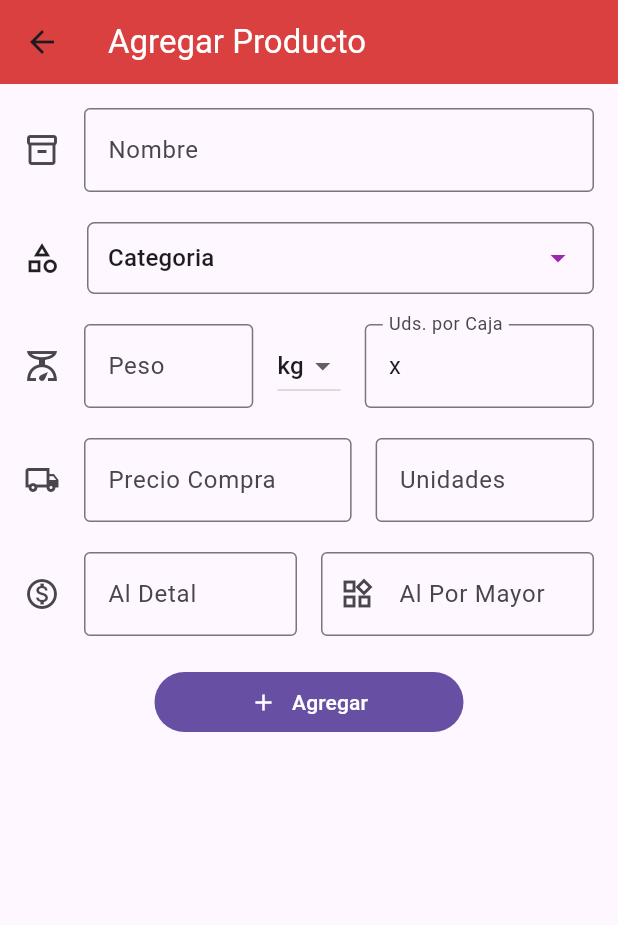
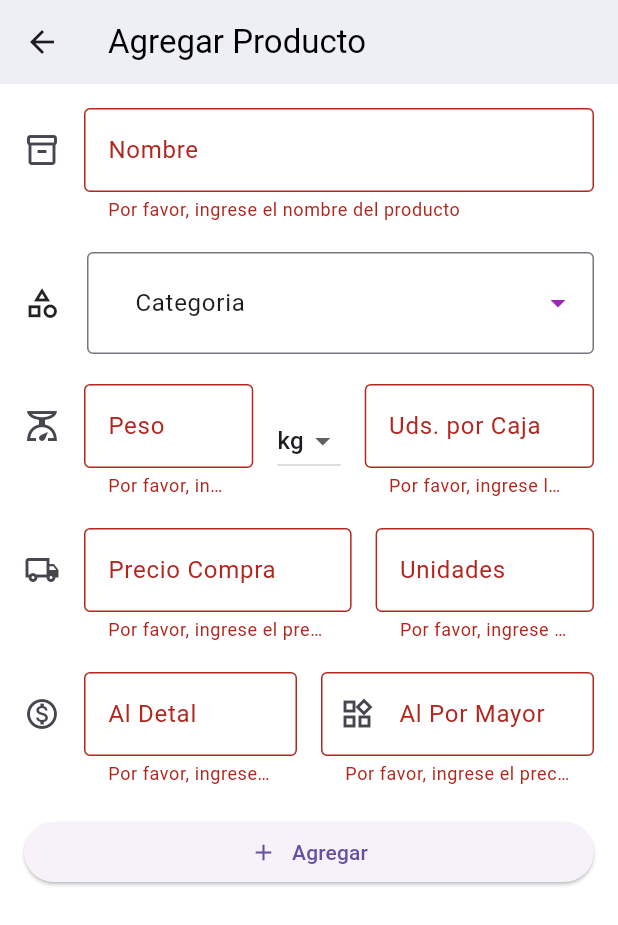
Before and after one commit to dextr0yer/toPrecio_Flutter, a Flutter app: the AddEditScreens screen opened directly, after a tap on "Agregar", on a phone screen of 412 x 824 dp. Shown: the top 925 px of the screen. Run offline on Flutter 3.47's test engine with Material 3 defaults, Android fonts, the phone set to English and light mode, and no system bars; drawn by our look-alikes of dropdown_search; our stand-ins replace google_nav_bar, shared_preferences; accounts and stored records are empty; network calls fail.

Commit message:
connect screen add_edit_product api rest and print screen search new product

```diff
--- a/lib/main.dart
+++ b/lib/main.dart
@@ -12,6 +12,8 @@ class MyApp extends StatelessWidget {
   @override
   Widget build(BuildContext context) {
     SystemChrome.setSystemUIOverlayStyle(const SystemUiOverlayStyle(
+      systemNavigationBarColor: Colors.transparent,
+      systemNavigationBarIconBrightness: Brightness.dark,
       statusBarColor: Colors.transparent,
       statusBarIconBrightness: Brightness.dark,
     ));
--- a/lib/screens/add_edit_product.dart
+++ b/lib/screens/add_edit_product.dart
@@ -1,23 +1,33 @@
+import 'dart:convert';
 import 'package:flutter/material.dart';
+import 'package:http/http.dart' as http;
 import 'package:todoapp/themes/colors.dart';
 import 'package:dropdown_search/dropdown_search.dart';
 
 class AddEditScreens extends StatefulWidget {
-  AddEditScreens({super.key});
+  AddEditScreens({Key? key}) : super(key: key);
 
   @override
-  State<AddEditScreens> createState() => _AddEditScreensState();
+  _AddEditScreensState createState() => _AddEditScreensState();
 }
 
 class _AddEditScreensState extends State<AddEditScreens> {
+  final GlobalKey<FormState> _formKey = GlobalKey<FormState>();
+
   // Lista de unidades de medida
   final List<String> unidadesMedida = ['kg', 'l', 'ml', 'gr'];
-
-  final TextEditingController unidadesController =
-      TextEditingController(text: 'x ');
+  final TextEditingController nombreController = TextEditingController();
+  final TextEditingController pesoController = TextEditingController();
+  final TextEditingController unidadesPorCajaController =
+      TextEditingController();
+  final TextEditingController precioCompraController = TextEditingController();
+  final TextEditingController unidadesController = TextEditingController();
+  final TextEditingController alDetalController = TextEditingController();
+  final TextEditingController alPorMayorController = TextEditingController();
 
   // Variable para almacenar la unidad de medida seleccionada
-  late String selectedUnidadMedida = 'kg';
+  String selectedUnidadMedida = 'kg';
+  String itemSelected = 'Categoria';
 
   List<String> countriesList = [
     'Mavesa',
@@ -27,60 +37,89 @@ class _AddEditScreensState extends State<AddEditScreens> {
     'Farmacias',
   ];
 
-  String itemSelected = 'Categoria';
+  Future<void> _submitForm() async {
+    if (!_formKey.currentState!.validate()) {
+      return;
+    }
+
+    // Aquí puedes realizar la lógica para enviar los datos al servidor
+    final url = 'https://api-toprecio.onrender.com/api/v1/inventory/';
+    final response = await http.post(Uri.parse(url), body: {
+      'products': nombreController.text,
+      'category': itemSelected,
+      'peso': pesoController.text,
+      'unidad_medida': selectedUnidadMedida,
+      'unidades_por_caja': unidadesPorCajaController.text,
+      'precio_compra': precioCompraController.text,
+      'unidades': unidadesController.text,
+      'al_detal': alDetalController.text,
+      'al_por_mayor': alPorMayorController.text,
+    });
+
+    if (response.statusCode == 200) {
+      // Éxito en la solicitud
+      // Aquí puedes manejar la respuesta del servidor si es necesario
+    } else {
+      // Error en la solicitud
+      // Manejo del error, como mostrar un mensaje al usuario
+    }
+  }
 
   @override
   Widget build(BuildContext context) {
     return Scaffold(
+      backgroundColor: Colors.white,
       appBar: AppBar(
-        backgroundColor: tdRed,
+        backgroundColor: tdBGColor,
         elevation: 0,
         title: const Text(
           'Agregar Producto',
           style: TextStyle(
-            color: Colors.white, // Cambia este color según tus preferencias
+            color: Colors.black, // Cambia este color según tus preferencias
           ),
         ),
       ),
       body: Padding(
         padding: const EdgeInsets.all(16.0),
-        child: Column(
+        child: Form(
+          key: _formKey,
+          child: ListView(
             children: [
-            const TextField(
-              decoration: InputDecoration(
+              TextFormField(
+                controller: nombreController,
+                decoration: const InputDecoration(
                   labelText: 'Nombre',
                   border: OutlineInputBorder(),
                   icon: Icon(Icons.inventory_2_outlined),
                 ),
                 textInputAction: TextInputAction.next,
+                validator: (value) {
+                  if (value!.isEmpty) {
+                    return 'Por favor, ingrese el nombre del producto';
+                  }
+                  return null;
+                },
               ),
-            const SizedBox(
-              height: 20,
-            ),
+              const SizedBox(height: 20),
               Row(
                 children: [
-                Icon(
-                  Icons.category_outlined,
-                ),
-                Padding(padding: EdgeInsets.all(9)), // Icon on the left
+                  Icon(Icons.category_outlined),
+                  Padding(padding: EdgeInsets.all(9)),
                   Expanded(
                     child: DropdownSearch<String>(
                       items: countriesList,
                       popupProps: PopupProps.menu(showSearchBox: true),
                       dropdownButtonProps:
                           DropdownButtonProps(color: Colors.purple),
-                    dropdownDecoratorProps: DropDownDecoratorProps(
-                      textAlignVertical: TextAlignVertical.center,
-                      dropdownSearchDecoration: InputDecoration(
-                        border: OutlineInputBorder(
-                            borderRadius: BorderRadius.circular(5)),
-                        // Adjust padding as needed to align with the icon
-                        contentPadding: EdgeInsets.symmetric(horizontal: 10),
+                      dropdownBuilder: (_, String? item) => SizedBox(
+                        width: 200,
+                        child: ListTile(
+                          title: Text(item ?? ''),
                         ),
                       ),
                       onChanged: (value) {
                         setState(() {
-                        itemSelected = value.toString();
+                          itemSelected = value!;
                         });
                       },
                       selectedItem: itemSelected,
@@ -88,20 +127,25 @@ class _AddEditScreensState extends State<AddEditScreens> {
                   ),
                 ],
               ),
-            const SizedBox(
-              height: 20,
-            ),
+              const SizedBox(height: 20),
               Row(
                 children: [
                   Expanded(
-                  child: TextField(
+                    child: TextFormField(
+                      controller: pesoController,
                       keyboardType: TextInputType.number,
                       decoration: InputDecoration(
                         labelText: 'Peso',
                         border: OutlineInputBorder(),
-                      icon: const Icon(Icons.scale_outlined),
+                        icon: Icon(Icons.scale_outlined),
                       ),
                       textInputAction: TextInputAction.next,
+                      validator: (value) {
+                        if (value!.isEmpty) {
+                          return 'Por favor, ingrese el peso';
+                        }
+                        return null;
+                      },
                     ),
                   ),
                   const SizedBox(width: 16.0),
@@ -109,11 +153,12 @@ class _AddEditScreensState extends State<AddEditScreens> {
                     value: selectedUnidadMedida,
                     onChanged: (String? newValue) {
                       if (newValue != null) {
+                        setState(() {
                           selectedUnidadMedida = newValue;
+                        });
                       }
                     },
-                  items: unidadesMedida
-                      .map<DropdownMenuItem<String>>((String value) {
+                    items: unidadesMedida.map((String value) {
                       return DropdownMenuItem<String>(
                         value: value,
                         child: Text(value),
@@ -122,85 +167,113 @@ class _AddEditScreensState extends State<AddEditScreens> {
                   ),
                   const SizedBox(width: 16.0),
                   Expanded(
-                  child: TextField(
+                    child: TextFormField(
+                      controller: unidadesPorCajaController,
                       keyboardType: TextInputType.number,
                       decoration: const InputDecoration(
                         labelText: 'Uds. por Caja',
                         border: OutlineInputBorder(),
                       ),
-                    controller: unidadesController,
                       textInputAction: TextInputAction.next,
+                      validator: (value) {
+                        if (value!.isEmpty) {
+                          return 'Por favor, ingrese la cantidad de unidades por caja';
+                        }
+                        return null;
+                      },
                     ),
                   ),
                 ],
               ),
-            const SizedBox(
-              height: 20,
-            ),
-            const Row(
+              const SizedBox(height: 20),
+              Row(
                 children: [
                   Expanded(
-                  flex: 6, // 70% del espacio
-                  child: TextField(
+                    flex: 6,
+                    child: TextFormField(
+                      controller: precioCompraController,
+                      keyboardType: TextInputType.number,
                       decoration: InputDecoration(
                         labelText: 'Precio Compra',
                         border: OutlineInputBorder(),
                         icon: Icon(Icons.local_shipping_outlined),
                       ),
                       textInputAction: TextInputAction.next,
+                      validator: (value) {
+                        if (value!.isEmpty) {
+                          return 'Por favor, ingrese el precio de compra';
+                        }
+                        return null;
+                      },
                     ),
                   ),
-                SizedBox(width: 16.0), // Espacio entre los dos TextFields
+                  const SizedBox(width: 16.0),
                   Expanded(
-                  flex: 4, // 30% del espacio
-                  child: TextField(
+                    flex: 4,
+                    child: TextFormField(
+                      controller: unidadesController,
                       keyboardType: TextInputType.number,
-                    decoration: InputDecoration(
+                      decoration: const InputDecoration(
                         labelText: 'Unidades',
                         border: OutlineInputBorder(),
                         //prefixIcon:Icon(Icons.production_quantity_limits_outlined),
                       ),
-                    // Asegúrate de tener el controlador adecuado
                       textInputAction: TextInputAction.next,
+                      validator: (value) {
+                        if (value!.isEmpty) {
+                          return 'Por favor, ingrese la cantidad de unidades';
+                        }
+                        return null;
+                      },
                     ),
                   ),
                 ],
               ),
-            const SizedBox(
-              height: 20,
-            ),
-            const Row(
+              const SizedBox(height: 20),
+              Row(
                 children: [
                   Expanded(
-                  child: TextField(
+                    child: TextFormField(
+                      controller: alDetalController,
                       keyboardType: TextInputType.number,
                       decoration: InputDecoration(
                           labelText: 'Al Detal',
                           border: OutlineInputBorder(),
                           icon: Icon(Icons.monetization_on_outlined)),
                       textInputAction: TextInputAction.next,
+                      validator: (value) {
+                        if (value!.isEmpty) {
+                          return 'Por favor, ingrese el precio al detal';
+                        }
+                        return null;
+                      },
                     ),
                   ),
-                SizedBox(width: 16.0),
+                  const SizedBox(width: 16.0),
                   Expanded(
-                  child: TextField(
+                    child: TextFormField(
+                      controller: alPorMayorController,
                       keyboardType: TextInputType.number,
                       decoration: InputDecoration(
                           labelText: 'Al Por Mayor',
                           border: OutlineInputBorder(),
                           prefixIcon: Icon(Icons.widgets_outlined)),
                       textInputAction: TextInputAction.next,
+                      validator: (value) {
+                        if (value!.isEmpty) {
+                          return 'Por favor, ingrese el precio al por mayor';
+                        }
+                        return null;
+                      },
                     ),
                   ),
                 ],
               ),
-            const SizedBox(
-              height: 20,
-            ),
+              const SizedBox(height: 20),
               SizedBox(
                 width: MediaQuery.of(context).size.width * 0.5,
-              // height: MediaQuery.of(context).size.height * 0.5,
-              child: FilledButton(
+                child: ElevatedButton(
+                  onPressed: _submitForm,
                   child: Row(
                     mainAxisAlignment: MainAxisAlignment.center,
                     children: [
@@ -209,15 +282,11 @@ class _AddEditScreensState extends State<AddEditScreens> {
                       Text("Agregar"),
                     ],
                   ),
-                onPressed: () {},
                 ),
-
-              ///
               ),
-            const SizedBox(
-              height: 20,
+              const SizedBox(height: 20),
+            ],
           ),
-          ],
         ),
       ),
     );
--- /dev/null
+++ b/lib/screens/respaldo.dart
@@ -0,0 +1,127 @@
+import 'dart:convert';
+import 'package:flutter/material.dart';
+import 'package:http/http.dart' as http;
+import 'package:todoapp/themes/colors.dart';
+import 'package:dropdown_search/dropdown_search.dart';
+
+class AddEditScreens extends StatefulWidget {
+  AddEditScreens({Key? key}) : super(key: key);
+
+  @override
+  State<AddEditScreens> createState() => _AddEditScreensState();
+}
+
+class _AddEditScreensState extends State<AddEditScreens> {
+  final List<String> unidadesMedida = ['kg', 'l', 'ml', 'gr'];
+  final TextEditingController unidadesController =
+      TextEditingController(text: 'x ');
+  late String selectedUnidadMedida = 'kg';
+  List<String> countriesList = [
+    'Mavesa',
+    'Detergentes',
+    'Plasticos',
+    'Chucherias',
+    'Farmacias'
+  ];
+  String itemSelected = 'Categoria';
+  TextEditingController nombreController = TextEditingController();
+  TextEditingController precioCompraController = TextEditingController();
+
+  Future<void> _guardarProducto() async {
+    String nombre = nombreController.text;
+    String precioCompra = precioCompraController.text;
+
+    // Aquí construyes el objeto JSON con los datos que quieres enviar
+    var data = {
+      'products': nombre,
+      'value': int.parse(
+          precioCompra), // Asegúrate de convertir el precio a entero si es necesario
+    };
+
+    var url = Uri.parse('https://api-toprecio.onrender.com/api/v1/inventory/');
+
+    // Enviar la solicitud POST
+    var response = await http.post(
+      url,
+      headers: <String, String>{
+        'Content-Type': 'application/json; charset=UTF-8',
+      },
+      body: jsonEncode(data),
+    );
+
+    // Comprobar el estado de la respuesta
+    if (response.statusCode == 201) {
+      // Si la solicitud es exitosa, puedes procesar la respuesta aquí
+      print('Producto guardado exitosamente');
+    } else {
+      // Si la solicitud falla, muestra el código de estado
+      print(
+          'Fallo al guardar el producto. Código de estado: ${response.statusCode}');
+    }
+  }
+
+  @override
+  Widget build(BuildContext context) {
+    return Scaffold(
+      appBar: AppBar(
+        backgroundColor: tdRed,
+        elevation: 0,
+        title: const Text(
+          'Agregar Producto',
+          style: TextStyle(
+            color: Colors.white,
+          ),
+        ),
+      ),
+      body: Padding(
+        padding: const EdgeInsets.all(16.0),
+        child: Column(
+          children: [
+            TextField(
+              controller: nombreController,
+              decoration: InputDecoration(
+                labelText: 'Nombre',
+                border: OutlineInputBorder(),
+                icon: Icon(Icons.inventory_2_outlined),
+              ),
+              textInputAction: TextInputAction.next,
+            ),
+            SizedBox(
+              height: 20,
+            ),
+            TextField(
+              controller: precioCompraController,
+              keyboardType: TextInputType.number,
+              decoration: InputDecoration(
+                labelText: 'Precio Compra',
+                border: OutlineInputBorder(),
+                icon: Icon(Icons.local_shipping_outlined),
+              ),
+              textInputAction: TextInputAction.next,
+            ),
+            SizedBox(
+              height: 20,
+            ),
+            SizedBox(
+              width: MediaQuery.of(context).size.width * 0.5,
+              child: ElevatedButton(
+                onPressed: _guardarProducto,
+                child: Row(
+                  mainAxisAlignment: MainAxisAlignment.center,
+                  children: [
+                    Icon(Icons.add),
+                    SizedBox(width: 10),
+                    Text("Agregar"),
+                  ],
+                ),
+              ),
+            ),
+            SizedBox(
+              height: 20,
+            ),
+          ],
+        ),
+      ),
+    );
+  }
+}
```
Also changed, not shown: lib/screens/search.dart (+11 -5 lines). Lines whose indentation alone changed are shown as unchanged.
